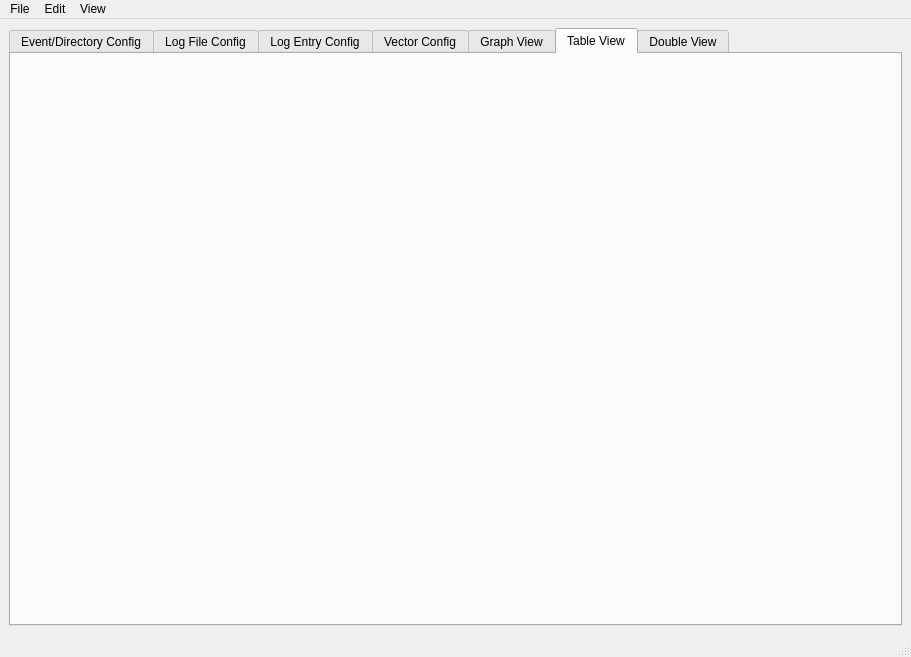
This is GUI Screens/EventDirectory.ui in CS4311-spring-2020/pick-tool-team13-the-bombs as Qt 5 draws it before an edit. The edited form follows.
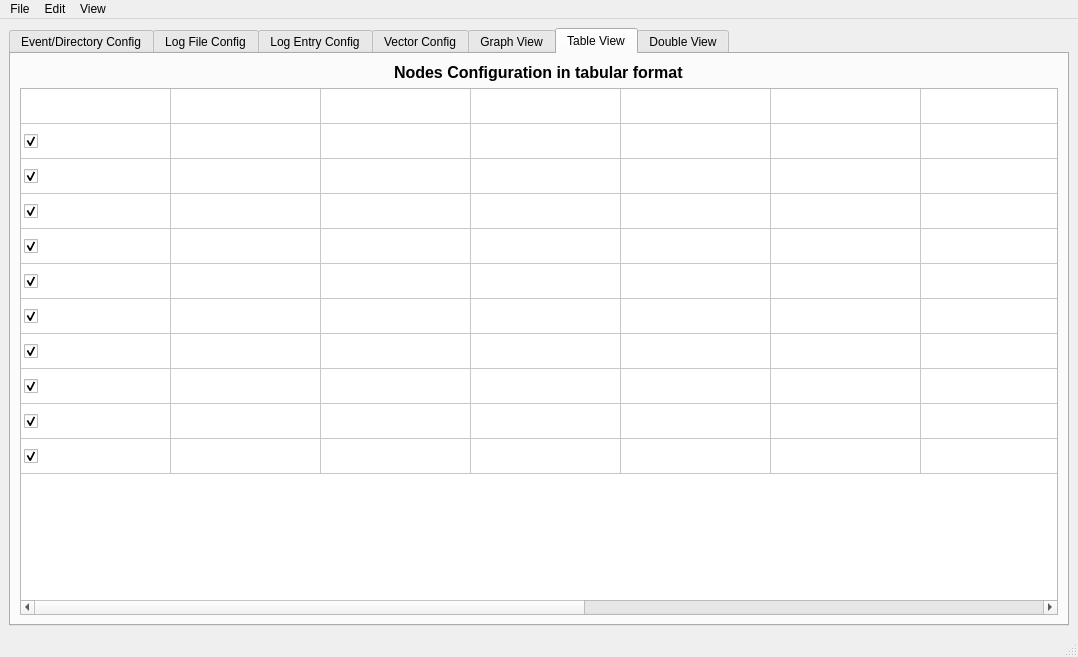
This is the edited form. The open tabs and pages were chosen to show the change.

Commit message: Added Table View to Main Window

Diff of the .ui file:
```diff
--- a/GUI Screens/EventDirectory.ui
+++ b/GUI Screens/EventDirectory.ui
@@ -6,7 +6,7 @@
    <rect>
     <x>0</x>
     <y>0</y>
-    <width>911</width>
+    <width>1078</width>
     <height>657</height>
    </rect>
   </property>
@@ -530,6 +530,289 @@
        <attribute name="title">
         <string>Table View</string>
        </attribute>
+       <layout class="QVBoxLayout" name="verticalLayout_4">
+        <item alignment="Qt::AlignHCenter">
+         <widget class="QLabel" name="label_6">
+          <property name="font">
+           <font>
+            <pointsize>12</pointsize>
+            <weight>75</weight>
+            <bold>true</bold>
+           </font>
+          </property>
+          <property name="text">
+           <string>Nodes Configuration in tabular format</string>
+          </property>
+         </widget>
+        </item>
+        <item>
+         <widget class="QTableWidget" name="tableWidget_5">
+          <property name="minimumSize">
+           <size>
+            <width>1028</width>
+            <height>422</height>
+           </size>
+          </property>
+          <property name="font">
+           <font>
+            <family>Times New Roman</family>
+           </font>
+          </property>
+          <property name="mouseTracking">
+           <bool>true</bool>
+          </property>
+          <property name="tabletTracking">
+           <bool>true</bool>
+          </property>
+          <property name="autoFillBackground">
+           <bool>false</bool>
+          </property>
+          <property name="inputMethodHints">
+           <set>Qt::ImhNone</set>
+          </property>
+          <property name="verticalScrollBarPolicy">
+           <enum>Qt::ScrollBarAsNeeded</enum>
+          </property>
+          <property name="horizontalScrollBarPolicy">
+           <enum>Qt::ScrollBarAsNeeded</enum>
+          </property>
+          <property name="sizeAdjustPolicy">
+           <enum>QAbstractScrollArea::AdjustIgnored</enum>
+          </property>
+          <property name="sortingEnabled">
+           <bool>true</bool>
+          </property>
+          <property name="wordWrap">
+           <bool>true</bool>
+          </property>
+          <attribute name="horizontalHeaderVisible">
+           <bool>false</bool>
+          </attribute>
+          <attribute name="horizontalHeaderCascadingSectionResizes">
+           <bool>true</bool>
+          </attribute>
+          <attribute name="horizontalHeaderMinimumSectionSize">
+           <number>25</number>
+          </attribute>
+          <attribute name="horizontalHeaderDefaultSectionSize">
+           <number>150</number>
+          </attribute>
+          <attribute name="horizontalHeaderHighlightSections">
+           <bool>false</bool>
+          </attribute>
+          <attribute name="horizontalHeaderShowSortIndicator" stdset="0">
+           <bool>true</bool>
+          </attribute>
+          <attribute name="horizontalHeaderStretchLastSection">
+           <bool>false</bool>
+          </attribute>
+          <attribute name="verticalHeaderVisible">
+           <bool>false</bool>
+          </attribute>
+          <attribute name="verticalHeaderDefaultSectionSize">
+           <number>35</number>
+          </attribute>
+          <attribute name="verticalHeaderHighlightSections">
+           <bool>false</bool>
+          </attribute>
+          <row>
+           <property name="text">
+            <string>New Row</string>
+           </property>
+          </row>
+          <row>
+           <property name="text">
+            <string>New Row</string>
+           </property>
+          </row>
+          <row>
+           <property name="text">
+            <string>New Row</string>
+           </property>
+          </row>
+          <row>
+           <property name="text">
+            <string>New Row</string>
+           </property>
+          </row>
+          <row>
+           <property name="text">
+            <string>New Row</string>
+           </property>
+          </row>
+          <row>
+           <property name="text">
+            <string>New Row</string>
+           </property>
+          </row>
+          <row>
+           <property name="text">
+            <string>New Row</string>
+           </property>
+          </row>
+          <row>
+           <property name="text">
+            <string>New Row</string>
+           </property>
+          </row>
+          <row>
+           <property name="text">
+            <string>New Row</string>
+           </property>
+          </row>
+          <row>
+           <property name="text">
+            <string>New Row</string>
+           </property>
+          </row>
+          <row>
+           <property name="text">
+            <string>New Row</string>
+           </property>
+          </row>
+          <column>
+           <property name="text">
+            <string>Node Property Visibility</string>
+           </property>
+          </column>
+          <column>
+           <property name="text">
+            <string>Node ID</string>
+           </property>
+          </column>
+          <column>
+           <property name="text">
+            <string>New Column</string>
+           </property>
+          </column>
+          <column>
+           <property name="text">
+            <string>Node Name</string>
+           </property>
+          </column>
+          <column>
+           <property name="text">
+            <string>Node Timestamp</string>
+           </property>
+          </column>
+          <column>
+           <property name="text">
+            <string>Node Description</string>
+           </property>
+          </column>
+          <column>
+           <property name="text">
+            <string>Log Creator</string>
+           </property>
+          </column>
+          <column>
+           <property name="text">
+            <string>New Column</string>
+           </property>
+          </column>
+          <column>
+           <property name="text">
+            <string>Event Type</string>
+           </property>
+          </column>
+          <column>
+           <property name="text">
+            <string>Icon Type</string>
+           </property>
+          </column>
+          <column>
+           <property name="text">
+            <string>Node Visibility</string>
+           </property>
+          </column>
+          <item row="0" column="0">
+           <property name="text">
+            <string/>
+           </property>
+          </item>
+          <item row="1" column="0">
+           <property name="text">
+            <string/>
+           </property>
+           <property name="checkState">
+            <enum>Checked</enum>
+           </property>
+          </item>
+          <item row="2" column="0">
+           <property name="text">
+            <string/>
+           </property>
+           <property name="checkState">
+            <enum>Checked</enum>
+           </property>
+          </item>
+          <item row="3" column="0">
+           <property name="text">
+            <string/>
+           </property>
+           <property name="checkState">
+            <enum>Checked</enum>
+           </property>
+          </item>
+          <item row="4" column="0">
+           <property name="text">
+            <string/>
+           </property>
+           <property name="checkState">
+            <enum>Checked</enum>
+           </property>
+          </item>
+          <item row="5" column="0">
+           <property name="text">
+            <string/>
+           </property>
+           <property name="checkState">
+            <enum>Checked</enum>
+           </property>
+          </item>
+          <item row="6" column="0">
+           <property name="text">
+            <string/>
+           </property>
+           <property name="checkState">
+            <enum>Checked</enum>
+           </property>
+          </item>
+          <item row="7" column="0">
+           <property name="text">
+            <string/>
+           </property>
+           <property name="checkState">
+            <enum>Checked</enum>
+           </property>
+          </item>
+          <item row="8" column="0">
+           <property name="text">
+            <string/>
+           </property>
+           <property name="checkState">
+            <enum>Checked</enum>
+           </property>
+          </item>
+          <item row="9" column="0">
+           <property name="text">
+            <string/>
+           </property>
+           <property name="checkState">
+            <enum>Checked</enum>
+           </property>
+          </item>
+          <item row="10" column="0">
+           <property name="text">
+            <string/>
+           </property>
+           <property name="checkState">
+            <enum>Checked</enum>
+           </property>
+          </item>
+         </widget>
+        </item>
+       </layout>
       </widget>
       <widget class="QWidget" name="tab_9">
        <attribute name="title">
@@ -545,7 +828,7 @@
     <rect>
      <x>0</x>
      <y>0</y>
-     <width>911</width>
+     <width>1078</width>
      <height>26</height>
     </rect>
    </property>
```
Left out of the diff: 2 changed lines with no effect on the pictures. The commit also changes 2 other files.
